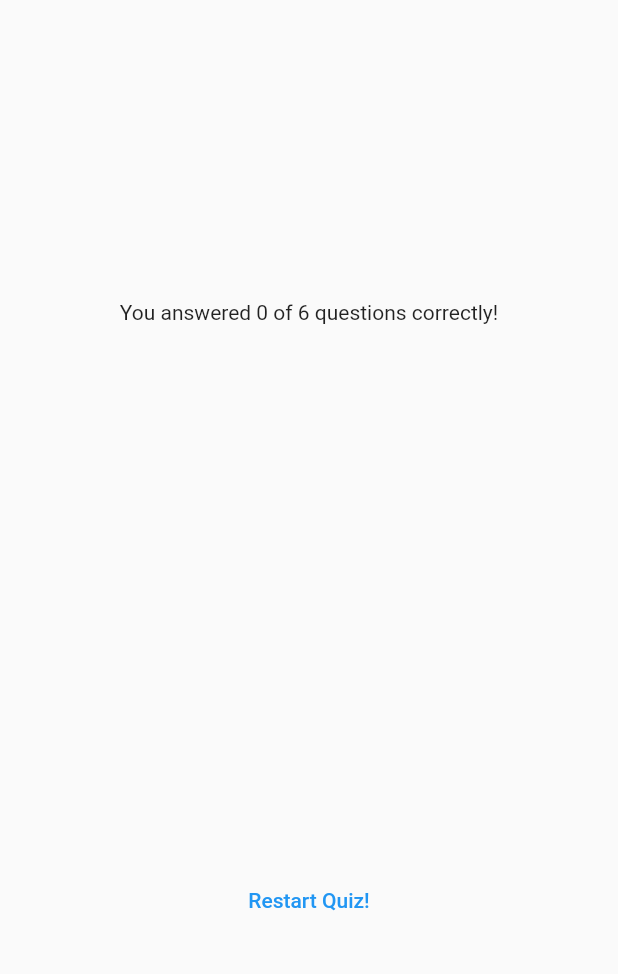
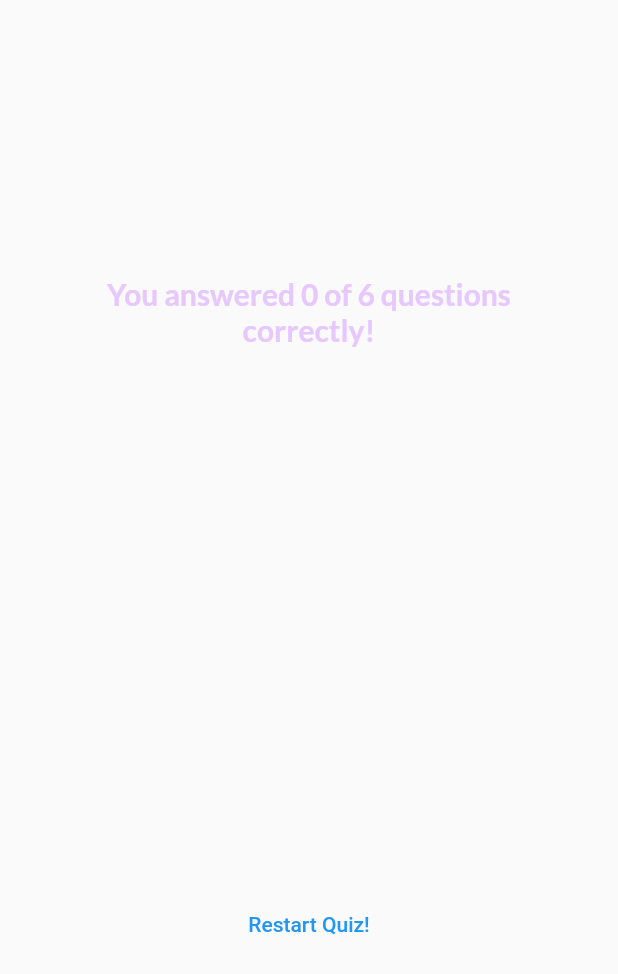
Before and after one commit to SirGeist/quiz-app, a Flutter app: the ResultsScreen widget shown alone on an empty page, opened directly with empty values, on a phone screen of 412 x 824 dp. Shown: the top 974 px of the screen. Run offline on Flutter 3.47's test engine with Material 2 defaults, Android fonts, the phone set to English and light mode, and no system bars; our stand-ins replace google_fonts.

Commit message:
changing resulpage font

```diff
--- a/lib/results_screen.dart
+++ b/lib/results_screen.dart
@@ -1,11 +1,14 @@
 import 'package:flutter/material.dart';
 import 'package:quiz_app/data/questions.dart';
 import 'package:quiz_app/questions_summary.dart';
+import 'package:google_fonts/google_fonts.dart';
 
 class ResultsScreen extends StatelessWidget {
-  const ResultsScreen({super.key, required this.chosenAnswers});
+  const ResultsScreen(
+      {super.key, required this.chosenAnswers, required this.onRestart});
 
   final List<String> chosenAnswers;
+  final void Function() onRestart;
 
   List<Map<String, Object>> getSummaryData() {
     final List<Map<String, Object>> summary = [];
@@ -41,6 +44,12 @@ class ResultsScreen extends StatelessWidget {
           children: [
             Text(
               'You answered $numCorrectQuestiosn of $numTotalQuestions questions correctly!',
+              style: GoogleFonts.lato(
+                color: const Color.fromARGB(255, 230, 200, 253),
+                fontSize: 20,
+                fontWeight: FontWeight.bold,
+              ),
+              textAlign: TextAlign.center,
             ),
             const SizedBox(
               height: 30,
```
